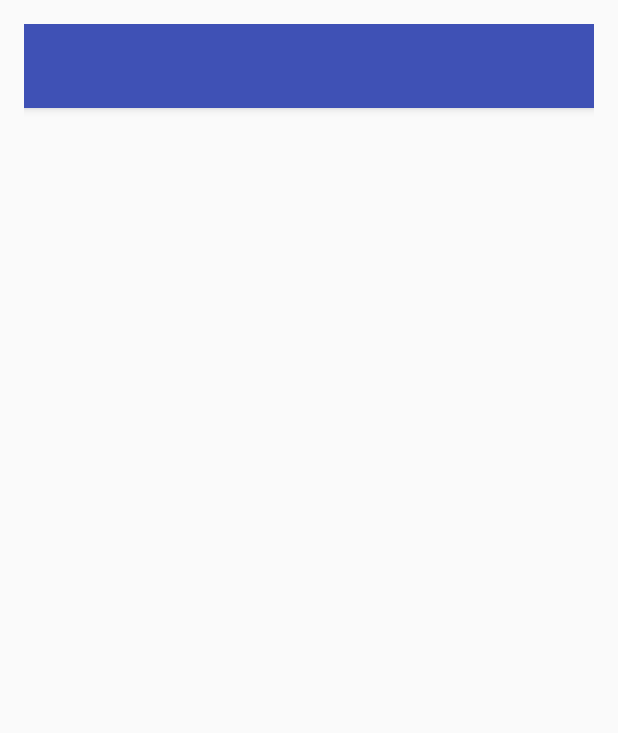
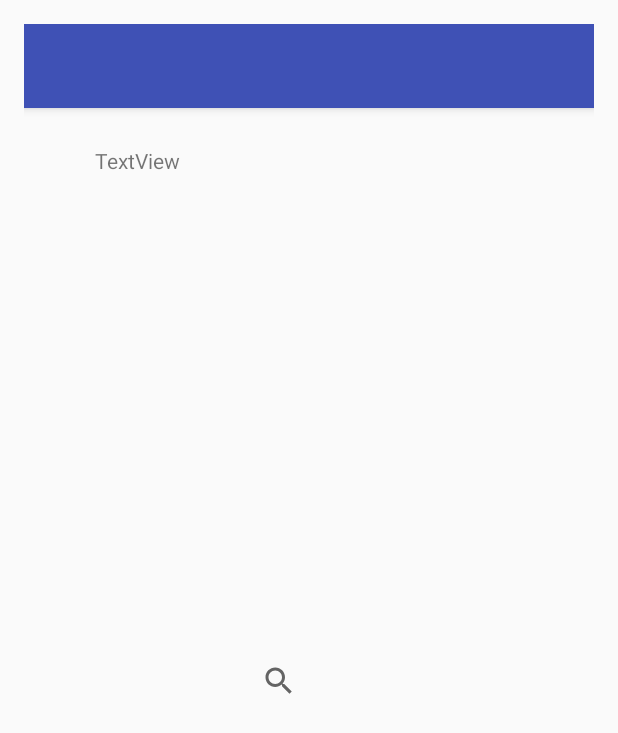
Before and after one commit to alexisDubus/Nibral2, an Android app: the layout content_restaurant.xml on its own in the app's theme, with its tools: preview values and no code run, on a phone screen of 412 x 824 dp. Shown: the top 733 px of the screen. Run offline under Robolectric (Android 15) with nearby library versions, the phone set to English and light mode, and no system bars.

Commit message:
Rajout d'interaction

```diff
--- a/app/src/main/res/layout/content_restaurant.xml
+++ b/app/src/main/res/layout/content_restaurant.xml
@@ -18,6 +18,8 @@
         android:layout_height="wrap_content"
         android:theme="@style/AppTheme.AppBarOverlay">
 
+
+
         <android.support.v7.widget.Toolbar
             android:id="@+id/toolbar"
             android:layout_width="match_parent"
@@ -29,4 +31,21 @@
 
 
     </android.support.design.widget.AppBarLayout>
+    <SearchView
+        android:layout_width="match_parent"
+        android:layout_height="match_parent"
+        android:layout_alignParentStart="true"
+        android:layout_alignParentTop="true"
+        android:layout_marginStart="146dp"
+        android:layout_marginTop="84dp" />
+    <TextView
+        android:id="@+id/textView"
+        android:layout_width="wrap_content"
+        android:layout_height="wrap_content"
+        android:layout_alignParentStart="true"
+        android:layout_alignParentTop="true"
+        android:layout_marginStart="47dp"
+        android:layout_marginTop="81dp"
+        android:text="TextView" />
+
 </RelativeLayout>
```
Also changed, not shown: app/src/main/res/layout/activity_restaurant.xml (+42 -0 lines).
